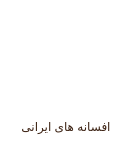
Old version of the form Client/user/bookcard.ui in the repository Onyx1907/Lumina-EBook-Platform.
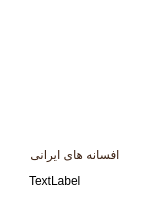
New version of the form. Icons and pictures are not drawn.

Commit message: feat: add publisher dashboard UI and get all books button, add rating to shared book card and book class, add sales to book card

Diff of the .ui file:
```diff
--- a/Client/user/bookcard.ui
+++ b/Client/user/bookcard.ui
@@ -6,8 +6,8 @@
    <rect>
     <x>0</x>
     <y>0</y>
-    <width>120</width>
-    <height>150</height>
+    <width>150</width>
+    <height>200</height>
    </rect>
   </property>
   <property name="sizePolicy">
@@ -24,15 +24,15 @@
   </property>
   <property name="maximumSize">
    <size>
-    <width>120</width>
-    <height>150</height>
+    <width>150</width>
+    <height>200</height>
    </size>
   </property>
   <property name="windowTitle">
    <string>Form</string>
   </property>
   <property name="layoutDirection">
-   <enum>Qt::RightToLeft</enum>
+   <enum>Qt::LeftToRight</enum>
   </property>
   <property name="styleSheet">
    <string notr="true">   background: none;
@@ -40,19 +40,19 @@
 
     border: 1px solid transparent;</string>
   </property>
-  <layout class="QVBoxLayout" name="verticalLayout">
-   <item>
+  <layout class="QGridLayout" name="gridLayout">
+   <item row="0" column="0">
     <widget class="QLabel" name="book_cover">
      <property name="minimumSize">
       <size>
-       <width>80</width>
-       <height>110</height>
+       <width>100</width>
+       <height>125</height>
       </size>
      </property>
      <property name="maximumSize">
       <size>
-       <width>90</width>
-       <height>110</height>
+       <width>100</width>
+       <height>125</height>
       </size>
      </property>
      <property name="styleSheet">
@@ -72,7 +72,14 @@
      </property>
     </widget>
    </item>
-   <item>
+   <item row="3" column="0">
+    <widget class="QLabel" name="total_revenue_label">
+     <property name="text">
+      <string>TextLabel</string>
+     </property>
+    </widget>
+   </item>
+   <item row="2" column="0">
     <widget class="QLabel" name="title_label">
      <property name="sizePolicy">
       <sizepolicy hsizetype="Preferred" vsizetype="Preferred">
@@ -80,18 +87,6 @@
        <verstretch>25</verstretch>
       </sizepolicy>
      </property>
-     <property name="minimumSize">
-      <size>
-       <width>110</width>
-       <height>25</height>
-      </size>
-     </property>
-     <property name="maximumSize">
-      <size>
-       <width>110</width>
-       <height>25</height>
-      </size>
-     </property>
      <property name="styleSheet">
       <string notr="true">QLabel{
 	color: #3d2314;
```
The commit also changes 12 other files.
